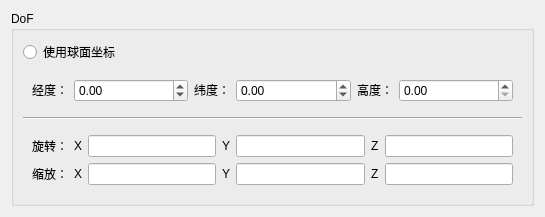
Old version of the form plugins/ctk_war_ui/DoFPropertyWgt.ui in the repository shamozhishu/zoo.
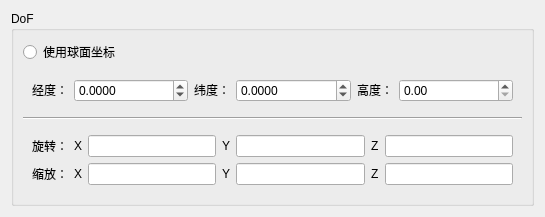
New version of the form. The open tabs and pages were chosen to show the change.

The edit to the form file:
```diff
--- a/plugins/ctk_war_ui/DoFPropertyWgt.ui
+++ b/plugins/ctk_war_ui/DoFPropertyWgt.ui
@@ -156,6 +156,9 @@
               <verstretch>0</verstretch>
              </sizepolicy>
             </property>
+            <property name="decimals">
+             <number>4</number>
+            </property>
             <property name="minimum">
              <double>-180.000000000000000</double>
             </property>
@@ -185,6 +188,9 @@
               <verstretch>0</verstretch>
              </sizepolicy>
             </property>
+            <property name="decimals">
+             <number>4</number>
+            </property>
             <property name="minimum">
              <double>-90.000000000000000</double>
             </property>
```
